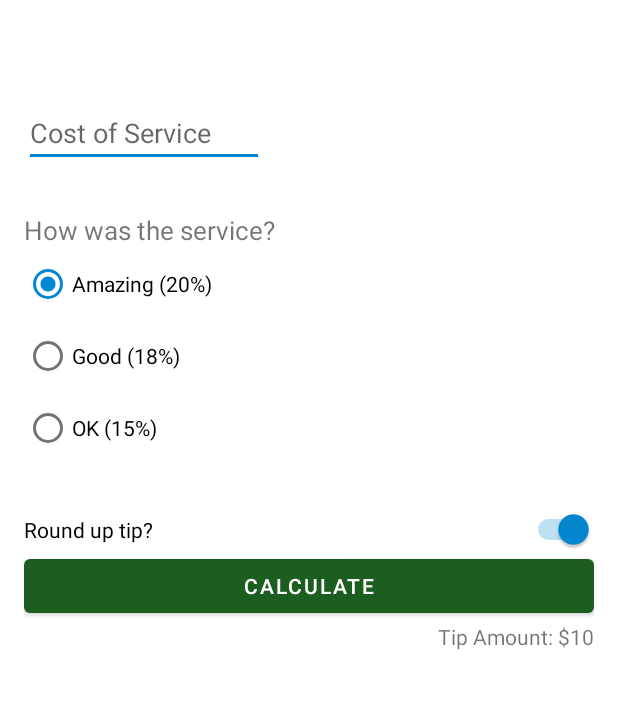
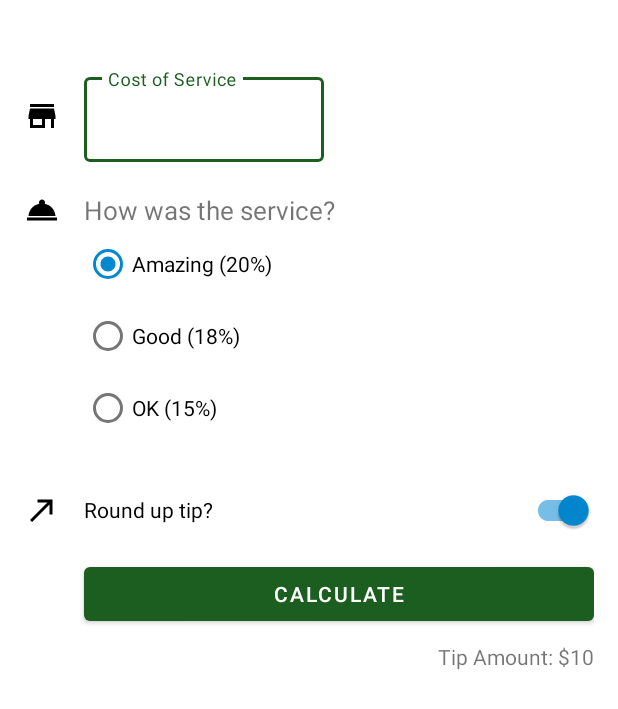
Before and after one commit to ercanpalta/TipTimeAndroid, an Android app: the layout activity_main.xml on its own in the app's theme, with its tools: preview values and no code run, on a phone screen of 412 x 824 dp. Shown: the top 709 px of the screen. Run offline under Robolectric (Android 15) with nearby library versions, the phone set to English and light mode, and no system bars.

Commit message:
Material Design components and icons implemented

```diff
--- a/app/build.gradle
+++ b/app/build.gradle
@@ -14,6 +14,8 @@ android {
         versionName "1.0"
 
         testInstrumentationRunner "androidx.test.runner.AndroidJUnitRunner"
+
+        vectorDrawables.useSupportLibrary = true
     }
 
     buildTypes {
@@ -36,10 +38,10 @@ android {
 
 dependencies {
 
-    implementation 'androidx.core:core-ktx:1.7.0'
-    implementation 'androidx.appcompat:appcompat:1.3.0'
-    implementation 'com.google.android.material:material:1.4.0'
-    implementation 'androidx.constraintlayout:constraintlayout:2.0.4'
+    implementation 'androidx.core:core-ktx:1.8.0'
+    implementation 'androidx.appcompat:appcompat:1.4.2'
+    implementation 'com.google.android.material:material:1.6.1'
+    implementation 'androidx.constraintlayout:constraintlayout:2.1.4'
     testImplementation 'junit:junit:4.13.2'
     androidTestImplementation 'androidx.test.ext:junit:1.1.3'
     androidTestImplementation 'androidx.test.espresso:espresso-core:3.4.0'
--- a/app/src/main/java/com/example/tiptime/MainActivity.kt
+++ b/app/src/main/java/com/example/tiptime/MainActivity.kt
@@ -18,7 +18,7 @@ class MainActivity : AppCompatActivity() {
     }
 
     private fun calculateTip(){
-        val stringInTextField = binding.costOfService.text.toString()
+        val stringInTextField = binding.costOfServiceEditText.text.toString()
         val cost = stringInTextField.toDoubleOrNull()
         if (cost == null) {
             binding.tipResult.text = ""
--- /dev/null
+++ b/app/src/main/res/drawable/ic_round_up.xml
@@ -0,0 +1,5 @@
+<vector android:height="24dp" android:tint="#000000"
+    android:viewportHeight="24" android:viewportWidth="24"
+    android:width="24dp" xmlns:android="http://schemas.android.com/apk/res/android">
+    <path android:fillColor="@android:color/white" android:pathData="M9,5v2h6.59L4,18.59 5.41,20 17,8.41V15h2V5z"/>
+</vector>
--- /dev/null
+++ b/app/src/main/res/drawable/ic_service.xml
@@ -0,0 +1,5 @@
+<vector android:height="24dp" android:tint="#000000"
+    android:viewportHeight="24" android:viewportWidth="24"
+    android:width="24dp" xmlns:android="http://schemas.android.com/apk/res/android">
+    <path android:fillColor="@android:color/white" android:pathData="M2,17h20v2L2,19zM13.84,7.79c0.1,-0.24 0.16,-0.51 0.16,-0.79 0,-1.1 -0.9,-2 -2,-2s-2,0.9 -2,2c0,0.28 0.06,0.55 0.16,0.79C6.25,8.6 3.27,11.93 3,16h18c-0.27,-4.07 -3.25,-7.4 -7.16,-8.21z"/>
+</vector>
--- /dev/null
+++ b/app/src/main/res/drawable/ic_store.xml
@@ -0,0 +1,5 @@
+<vector android:height="24dp" android:tint="#000000"
+    android:viewportHeight="24" android:viewportWidth="24"
+    android:width="24dp" xmlns:android="http://schemas.android.com/apk/res/android">
+    <path android:fillColor="@android:color/white" android:pathData="M20,4L4,4v2h16L20,4zM21,14v-2l-1,-5L4,7l-1,5v2h1v6h10v-6h4v6h2v-6h1zM12,18L6,18v-4h6v4z"/>
+</vector>
--- a/app/src/main/res/layout/activity_main.xml
+++ b/app/src/main/res/layout/activity_main.xml
@@ -1,5 +1,6 @@
 <?xml version="1.0" encoding="utf-8"?>
-<androidx.constraintlayout.widget.ConstraintLayout xmlns:android="http://schemas.android.com/apk/res/android"
+<androidx.constraintlayout.widget.ConstraintLayout
+    xmlns:android="http://schemas.android.com/apk/res/android"
     xmlns:app="http://schemas.android.com/apk/res-auto"
     xmlns:tools="http://schemas.android.com/tools"
     android:layout_width="match_parent"
@@ -7,24 +8,55 @@
     android:padding="16dp"
     tools:context=".MainActivity">
 
-    <EditText
+    <ImageView
+        android:id="@+id/icon_cost_of_service"
+        android:layout_width="wrap_content"
+        android:layout_height="wrap_content"
+        android:importantForAccessibility="no"
+        app:srcCompat="@drawable/ic_store"
+        app:layout_constraintStart_toStartOf="parent"
+        app:layout_constraintTop_toTopOf="@id/cost_of_service"
+        app:layout_constraintBottom_toBottomOf="@id/cost_of_service"/>
+
+    <com.google.android.material.textfield.TextInputLayout
         android:id="@+id/cost_of_service"
         android:layout_width="160dp"
         android:layout_height="wrap_content"
+        android:layout_marginTop="30dp"
+        android:layout_marginStart="16dp"
         android:hint="@string/cost_of_service"
-        android:inputType="numberDecimal"
-        android:layout_marginTop="50dp"
+        app:layout_constraintStart_toEndOf="@id/icon_cost_of_service"
+        app:layout_constraintTop_toTopOf="parent"
+        style="@style/Widget.MaterialComponents.TextInputLayout.OutlinedBox">
+
+        <com.google.android.material.textfield.TextInputEditText
+            android:id="@+id/cost_of_service_edit_text"
+            android:layout_width="match_parent"
+            android:layout_height="wrap_content"
+            android:inputType="numberDecimal" />
+
+    </com.google.android.material.textfield.TextInputLayout>
+
+
+    <ImageView
+        android:id="@+id/icon_service_question"
+        android:layout_width="wrap_content"
+        android:layout_height="wrap_content"
+        android:importantForAccessibility="no"
+        app:srcCompat="@drawable/ic_service"
         app:layout_constraintStart_toStartOf="parent"
-        app:layout_constraintTop_toTopOf="parent" />
+        app:layout_constraintTop_toTopOf="@id/service_question"
+        app:layout_constraintBottom_toBottomOf="@id/service_question"/>
 
     <TextView
         android:id="@+id/service_question"
         android:layout_width="wrap_content"
         android:layout_height="wrap_content"
         android:textSize="17sp"
-        android:layout_marginTop="30dp"
+        android:layout_marginTop="20dp"
+        android:layout_marginStart="16dp"
         android:text="@string/how_was_the_service"
-        app:layout_constraintStart_toStartOf="parent"
+        app:layout_constraintStart_toEndOf="@+id/icon_service_question"
         app:layout_constraintTop_toBottomOf="@id/cost_of_service" />
 
     <RadioGroup
@@ -33,7 +65,7 @@
         android:layout_height="wrap_content"
         android:checkedButton="@id/twenty_percent"
         android:orientation="vertical"
-        app:layout_constraintStart_toStartOf="parent"
+        app:layout_constraintStart_toStartOf="@id/service_question"
         app:layout_constraintTop_toBottomOf="@id/service_question">
 
         <RadioButton
@@ -56,30 +88,43 @@
 
     </RadioGroup>
 
-    <Switch
+    <ImageView
+        android:id="@+id/icon_round_up"
+        android:layout_width="wrap_content"
+        android:layout_height="wrap_content"
+        android:importantForAccessibility="no"
+        app:srcCompat="@drawable/ic_round_up"
+        app:layout_constraintStart_toStartOf="parent"
+        app:layout_constraintTop_toTopOf="@+id/round_up_switch"
+        app:layout_constraintBottom_toBottomOf="@+id/round_up_switch"/>
+
+    <com.google.android.material.switchmaterial.SwitchMaterial
         android:id="@+id/round_up_switch"
         android:layout_width="0dp"
         android:layout_height="wrap_content"
         android:checked="true"
-        android:layout_marginTop="30dp"
+        android:layout_marginTop="20dp"
+        android:layout_marginStart="16dp"
         android:text="@string/round_up_tip"
         app:layout_constraintEnd_toEndOf="parent"
-        app:layout_constraintStart_toStartOf="parent"
+        app:layout_constraintStart_toEndOf="@+id/icon_round_up"
         app:layout_constraintTop_toBottomOf="@id/tip_options" />
 
     <Button
         android:id="@+id/calculate_button"
         android:layout_width="0dp"
         android:layout_height="wrap_content"
+        android:layout_marginTop="8dp"
         android:text="@string/calculate"
         app:layout_constraintEnd_toEndOf="parent"
-        app:layout_constraintStart_toStartOf="parent"
+        app:layout_constraintStart_toStartOf="@+id/round_up_switch"
         app:layout_constraintTop_toBottomOf="@id/round_up_switch" />
 
     <TextView
         android:id="@+id/tip_result"
         android:layout_width="wrap_content"
         android:layout_height="wrap_content"
+        android:layout_marginTop="8dp"
         tools:text="Tip Amount: $10"
         app:layout_constraintEnd_toEndOf="parent"
         app:layout_constraintTop_toBottomOf="@id/calculate_button" />
```
